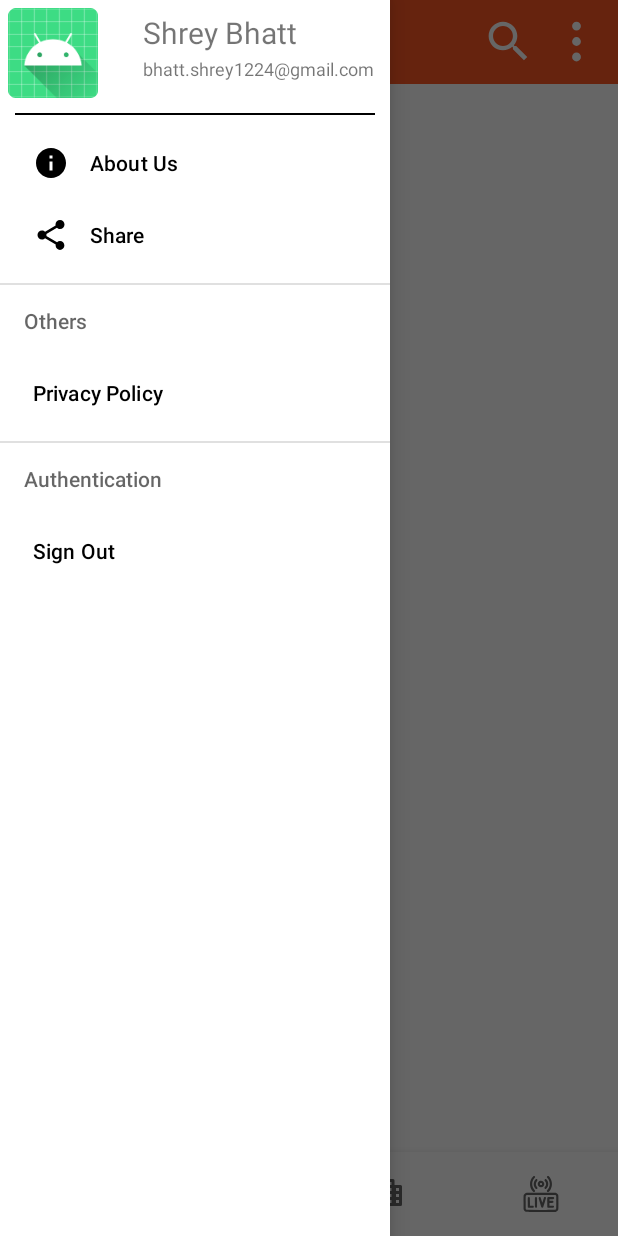
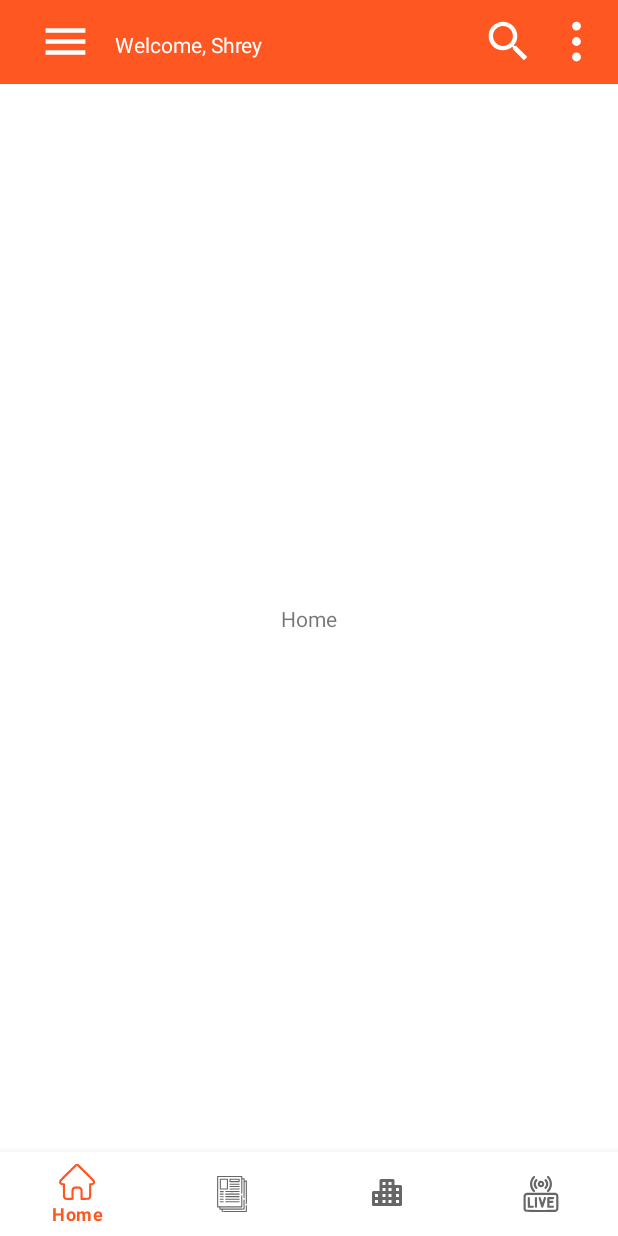
Before and after one commit to bhattshrey24/News-App-Using-Kotlin, an Android app: the MainActivity screen opened directly, with no data from a screen before it, in the side drawer, after a tap on "Privacy Policy", on a phone screen of 412 x 824 dp. Run offline under Robolectric (Android 15) with nearby library versions, the phone set to English and light mode, and no system bars; our stand-ins replace navigation-ui; network calls fail; pictures from the network do not load; 1 statement that could not run was skipped.

Commit message:
drawer added with working clicks

```diff
--- a/app/src/main/java/com/example/newsappusingkotlin/MainActivity.kt
+++ b/app/src/main/java/com/example/newsappusingkotlin/MainActivity.kt
@@ -1,15 +1,20 @@
 package com.example.newsappusingkotlin
 
 import android.os.Bundle
+import android.util.Log
 import android.view.ContextMenu
+import android.view.Gravity
 import android.view.MenuItem
 import android.view.View
 import android.widget.Toast
 import androidx.appcompat.app.AppCompatActivity
+import androidx.drawerlayout.widget.DrawerLayout
 import androidx.navigation.findNavController
 import androidx.navigation.ui.setupWithNavController
 import com.example.newsappusingkotlin.databinding.ActivityMainBinding
 import com.google.android.material.bottomnavigation.BottomNavigationView
+import com.google.android.material.navigation.NavigationView
+import kotlinx.android.synthetic.main.activity_main.view.*
 import kotlinx.android.synthetic.main.main_app_bar.*
 
 class MainActivity : AppCompatActivity() {
@@ -36,15 +41,65 @@ class MainActivity : AppCompatActivity() {
         ActivityMainBinding.inflate(layoutInflater, null, false)
     }
 
+
     override fun onCreate(savedInstanceState: Bundle?) {
         super.onCreate(savedInstanceState)
         setContentView(binding.root)
+
         val myBottomNav = findViewById<BottomNavigationView>(R.id.my_bottom_nav)
         val navController = findNavController(R.id.my_nav_host_fragment)
         myBottomNav.setupWithNavController(navController)
 
         registerForContextMenu(menu_vertical_button) //Right now u have to hold and press the button in order to open the menu ,  this sort of custom menu that opens when u click a view is called ContextMenu , menu_vertical_button is the id of the view on the click of which we want to show the menu
+        navDrawerSetup()
+    }
 
+    private fun navDrawerSetup() {
+        val drawerLayout: DrawerLayout = binding.drawerLayout
+        val navDrawerView: NavigationView = binding.drawerNavigationView.drawer_navigation_view
+
+        binding.mainAppBar.drawerButton.setOnClickListener {// this is how we call methods of 'included' view using binding ie. by simply using dot operator "."
+
+            drawerLayout.openDrawer(Gravity.LEFT)// this opens the drawer when user clicks on drawer icon
+        }
+
+        navDrawerView.setNavigationItemSelectedListener {
+            when (it.itemId) {
+                R.id.about_us -> {
+                    Toast.makeText(
+                        applicationContext,
+                        "Drawer about us Pressed",
+                        Toast.LENGTH_SHORT
+                    ).show()
+                    drawerLayout.closeDrawer(Gravity.LEFT) // this closes the drawer after user clicked on this item
+                }
+                R.id.share_us -> {
+                    Toast.makeText(
+                        applicationContext,
+                        "Drawer share us Pressed",
+                        Toast.LENGTH_SHORT
+                    ).show()
+                    drawerLayout.closeDrawer(Gravity.LEFT)
+                }
+                R.id.privacy_policy -> {
+                    Toast.makeText(
+                        applicationContext,
+                        "Drawer privacy policy Pressed",
+                        Toast.LENGTH_SHORT
+                    ).show()
+                    drawerLayout.closeDrawer(Gravity.LEFT)
+                }
+                R.id.sign_out -> {
+                    Toast.makeText(
+                        applicationContext,
+                        "Drawer sign out Pressed",
+                        Toast.LENGTH_SHORT
+                    ).show()
+                    drawerLayout.closeDrawer(Gravity.LEFT)
+                }
+            }
+            true
+        }
     }
 
     override fun onCreateContextMenu(
--- /dev/null
+++ b/app/src/main/res/drawable/ic_logout.xml
@@ -0,0 +1,12 @@
+<vector xmlns:android="http://schemas.android.com/apk/res/android"
+    android:width="384.971dp"
+    android:height="384.971dp"
+    android:viewportWidth="384.971"
+    android:viewportHeight="384.971">
+  <path
+      android:fillColor="#FF000000"
+      android:pathData="M180.455,360.91H24.061V24.061h156.394c6.641,0 12.03,-5.39 12.03,-12.03s-5.39,-12.03 -12.03,-12.03H12.03C5.39,0.001 0,5.39 0,12.031V372.94c0,6.641 5.39,12.03 12.03,12.03h168.424c6.641,0 12.03,-5.39 12.03,-12.03C192.485,366.299 187.095,360.91 180.455,360.91z"/>
+  <path
+      android:fillColor="#FF000000"
+      android:pathData="M381.481,184.088l-83.009,-84.2c-4.704,-4.752 -12.319,-4.74 -17.011,0c-4.704,4.74 -4.704,12.439 0,17.179l62.558,63.46H96.279c-6.641,0 -12.03,5.438 -12.03,12.151c0,6.713 5.39,12.151 12.03,12.151h247.74l-62.558,63.46c-4.704,4.752 -4.704,12.439 0,17.179c4.704,4.752 12.319,4.752 17.011,0l82.997,-84.2C386.113,196.588 386.161,188.756 381.481,184.088z"/>
+</vector>
--- /dev/null
+++ b/app/src/main/res/drawable/ic_privacy_policy.xml
@@ -0,0 +1,5 @@
+<vector android:height="24dp" android:tint="#FFFFFF"
+    android:viewportHeight="24" android:viewportWidth="24"
+    android:width="24dp" xmlns:android="http://schemas.android.com/apk/res/android">
+    <path android:fillColor="@android:color/white" android:pathData="M12,1L3,5v6c0,5.55 3.84,10.74 9,12c5.16,-1.26 9,-6.45 9,-12V5L12,1L12,1zM11,7h2v2h-2V7zM11,11h2v6h-2V11z"/>
+</vector>
--- a/app/src/main/res/menu/drawer_menu.xml
+++ b/app/src/main/res/menu/drawer_menu.xml
@@ -1,12 +1,10 @@
 <?xml version="1.0" encoding="utf-8"?>
-<menu
-    xmlns:android="http://schemas.android.com/apk/res/android"
- >
+<menu xmlns:android="http://schemas.android.com/apk/res/android">
 
     <item
         android:id="@+id/about_us"
-        android:title="About Us"
-        android:icon="@drawable/ic_about_us"/>
+        android:icon="@drawable/ic_about_us"
+        android:title="About Us" />
     <item
         android:id="@+id/share_us"
         android:icon="@drawable/ic_share"
@@ -16,15 +14,16 @@
         <menu>
             <item
                 android:id="@+id/privacy_policy"
+                android:icon="@drawable/ic_privacy_policy"
                 android:title="Privacy Policy" />
         </menu>
 
     </item>
-
     <item android:title="Authentication">
         <menu>
             <item
                 android:id="@+id/sign_out"
+                android:icon="@drawable/ic_logout"
                 android:title="Sign Out" />
         </menu>
 
```
